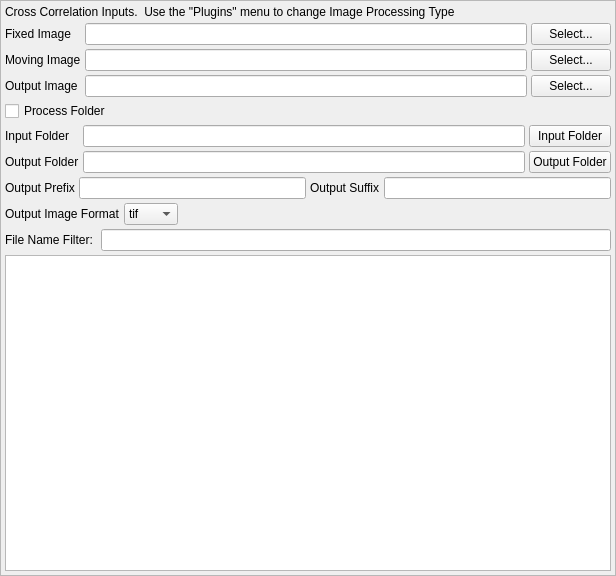
Qt form Code/IPHelper/plugins/CrossCorrelation/CrossCorrelationInputUI.ui (vikramswri/DREAM3D) before a commit.
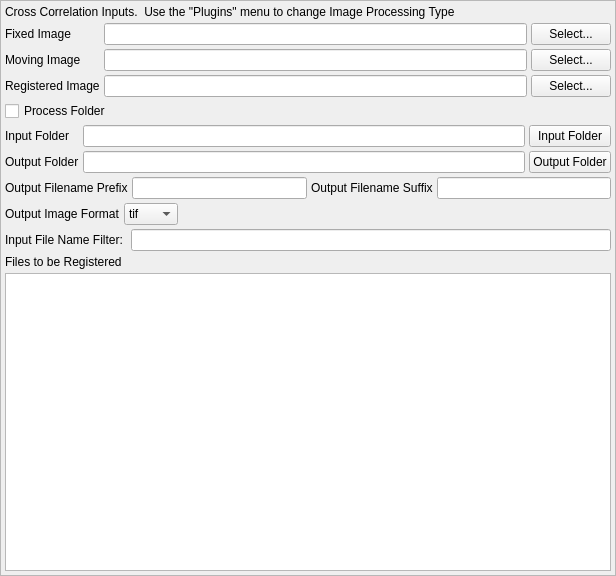
The same form after that commit.

Commit message: Using Combo box for magnification levels. Fixing various bug crashes. Fixing some UI issues in the EM/MPM UI. Updating the CPack code

```diff
--- a/Code/IPHelper/plugins/CrossCorrelation/CrossCorrelationInputUI.ui
+++ b/Code/IPHelper/plugins/CrossCorrelation/CrossCorrelationInputUI.ui
@@ -76,7 +76,7 @@
      <item row="2" column="1">
       <widget class="QLabel" name="label_7">
        <property name="text">
-        <string>Output Image</string>
+        <string>Registered Image</string>
        </property>
       </widget>
      </item>
@@ -150,7 +150,7 @@
      <item>
       <widget class="QLabel" name="label_2">
        <property name="text">
-        <string>Output Prefix</string>
+        <string>Output Filename Prefix</string>
        </property>
       </widget>
      </item>
@@ -160,7 +160,7 @@
      <item>
       <widget class="QLabel" name="label_3">
        <property name="text">
-        <string>Output Suffix</string>
+        <string>Output Filename Suffix</string>
        </property>
       </widget>
      </item>
@@ -222,7 +222,7 @@
      <item>
       <widget class="QLabel" name="filterPatternLabel">
        <property name="text">
-        <string>File Name Filter: </string>
+        <string>Input File Name Filter: </string>
        </property>
       </widget>
      </item>
@@ -235,6 +235,13 @@
      </item>
     </layout>
    </item>
+   <item>
+    <widget class="QLabel" name="label_9">
+     <property name="text">
+      <string>Files to be Registered</string>
+     </property>
+    </widget>
+   </item>
    <item>
     <widget class="QListView" name="fileListView">
      <property name="alternatingRowColors">
```
The commit also changes 5 other files.
